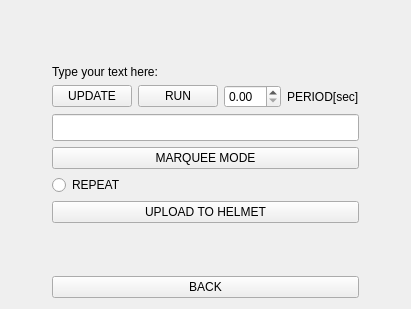
This is HelmetComm/textmenu.ui in JoVanRanst/HelmetApp as Qt 5 draws it before an edit. The edited form follows.
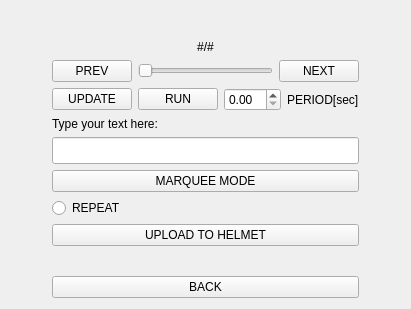
This is the edited form.

The edit to the form file:
```diff
--- a/HelmetComm/textmenu.ui
+++ b/HelmetComm/textmenu.ui
@@ -14,8 +14,12 @@
    <string>Text menu</string>
   </property>
   <layout class="QGridLayout" name="gridLayout">
-   <item row="1" column="1">
-    <widget class="QWidget" name="widget" native="true"/>
+   <item row="10" column="1">
+    <widget class="QLabel" name="label">
+     <property name="text">
+      <string>Type your text here:</string>
+     </property>
+    </widget>
    </item>
    <item row="0" column="1">
     <spacer name="verticalSpacer_2">
@@ -30,7 +34,7 @@
      </property>
     </spacer>
    </item>
-   <item row="7" column="0">
+   <item row="11" column="0">
     <spacer name="horizontalSpacer_3">
      <property name="orientation">
       <enum>Qt::Horizontal</enum>
@@ -43,7 +47,7 @@
      </property>
     </spacer>
    </item>
-   <item row="7" column="2">
+   <item row="11" column="2">
     <spacer name="horizontalSpacer_4">
      <property name="orientation">
       <enum>Qt::Horizontal</enum>
@@ -56,14 +60,20 @@
      </property>
     </spacer>
    </item>
-   <item row="2" column="1">
-    <widget class="QLabel" name="label">
-     <property name="text">
-      <string>Type your text here:</string>
+   <item row="12" column="0">
+    <spacer name="horizontalSpacer_5">
+     <property name="orientation">
+      <enum>Qt::Horizontal</enum>
      </property>
-    </widget>
+     <property name="sizeHint" stdset="0">
+      <size>
+       <width>40</width>
+       <height>20</height>
+      </size>
+     </property>
+    </spacer>
    </item>
-   <item row="7" column="1">
+   <item row="11" column="1">
     <widget class="QLineEdit" name="Textinput">
      <property name="font">
       <font>
@@ -72,50 +82,7 @@
      </property>
     </widget>
    </item>
-   <item row="8" column="0">
-    <spacer name="horizontalSpacer_5">
-     <property name="orientation">
-      <enum>Qt::Horizontal</enum>
-     </property>
-     <property name="sizeHint" stdset="0">
-      <size>
-       <width>40</width>
-       <height>20</height>
-      </size>
-     </property>
-    </spacer>
-   </item>
-   <item row="8" column="1">
-    <widget class="QPushButton" name="scrollButton">
-     <property name="text">
-      <string>MARQUEE MODE</string>
-     </property>
-     <property name="checkable">
-      <bool>true</bool>
-     </property>
-    </widget>
-   </item>
-   <item row="9" column="1">
-    <widget class="QRadioButton" name="loopButton">
-     <property name="text">
-      <string>REPEAT</string>
-     </property>
-    </widget>
-   </item>
-   <item row="8" column="2">
-    <spacer name="horizontalSpacer_6">
-     <property name="orientation">
-      <enum>Qt::Horizontal</enum>
-     </property>
-     <property name="sizeHint" stdset="0">
-      <size>
-       <width>40</width>
-       <height>20</height>
-      </size>
-     </property>
-    </spacer>
-   </item>
-   <item row="10" column="1">
+   <item row="14" column="1">
     <widget class="QPushButton" name="uploadButton">
      <property name="text">
       <string>UPLOAD TO HELMET</string>
@@ -125,7 +92,7 @@
      </property>
     </widget>
    </item>
-   <item row="12" column="1">
+   <item row="16" column="1">
     <widget class="QPushButton" name="pushReturn">
      <property name="text">
       <string>BACK</string>
@@ -133,6 +100,36 @@
     </widget>
    </item>
    <item row="12" column="2">
+    <spacer name="horizontalSpacer_6">
+     <property name="orientation">
+      <enum>Qt::Horizontal</enum>
+     </property>
+     <property name="sizeHint" stdset="0">
+      <size>
+       <width>40</width>
+       <height>20</height>
+      </size>
+     </property>
+    </spacer>
+   </item>
+   <item row="13" column="1">
+    <widget class="QRadioButton" name="loopButton">
+     <property name="text">
+      <string>REPEAT</string>
+     </property>
+    </widget>
+   </item>
+   <item row="12" column="1">
+    <widget class="QPushButton" name="scrollButton">
+     <property name="text">
+      <string>MARQUEE MODE</string>
+     </property>
+     <property name="checkable">
+      <bool>true</bool>
+     </property>
+    </widget>
+   </item>
+   <item row="16" column="2">
     <spacer name="horizontalSpacer_2">
      <property name="orientation">
       <enum>Qt::Horizontal</enum>
@@ -145,20 +142,7 @@
      </property>
     </spacer>
    </item>
-   <item row="12" column="0">
-    <spacer name="horizontalSpacer">
-     <property name="orientation">
-      <enum>Qt::Horizontal</enum>
-     </property>
-     <property name="sizeHint" stdset="0">
-      <size>
-       <width>40</width>
-       <height>20</height>
-      </size>
-     </property>
-    </spacer>
-   </item>
-   <item row="11" column="1">
+   <item row="15" column="1">
     <spacer name="verticalSpacer">
      <property name="orientation">
       <enum>Qt::Vertical</enum>
@@ -171,7 +155,20 @@
      </property>
     </spacer>
    </item>
-   <item row="3" column="1">
+   <item row="16" column="0">
+    <spacer name="horizontalSpacer">
+     <property name="orientation">
+      <enum>Qt::Horizontal</enum>
+     </property>
+     <property name="sizeHint" stdset="0">
+      <size>
+       <width>40</width>
+       <height>20</height>
+      </size>
+     </property>
+    </spacer>
+   </item>
+   <item row="6" column="1">
     <layout class="QHBoxLayout" name="animationControl">
      <item>
       <widget class="QPushButton" name="updateButton">
@@ -199,6 +196,44 @@
      </item>
     </layout>
    </item>
+   <item row="1" column="1">
+    <widget class="QWidget" name="widget" native="true"/>
+   </item>
+   <item row="3" column="1">
+    <layout class="QHBoxLayout" name="navigationLayout">
+     <item>
+      <widget class="QPushButton" name="prevButton">
+       <property name="text">
+        <string>PREV</string>
+       </property>
+      </widget>
+     </item>
+     <item>
+      <widget class="QSlider" name="navSlider">
+       <property name="orientation">
+        <enum>Qt::Horizontal</enum>
+       </property>
+      </widget>
+     </item>
+     <item>
+      <widget class="QPushButton" name="nextButton">
+       <property name="text">
+        <string>NEXT</string>
+       </property>
+      </widget>
+     </item>
+    </layout>
+   </item>
+   <item row="2" column="1">
+    <widget class="QLabel" name="pageNmbr">
+     <property name="text">
+      <string>#/#</string>
+     </property>
+     <property name="alignment">
+      <set>Qt::AlignCenter</set>
+     </property>
+    </widget>
+   </item>
   </layout>
  </widget>
  <resources/>
```
